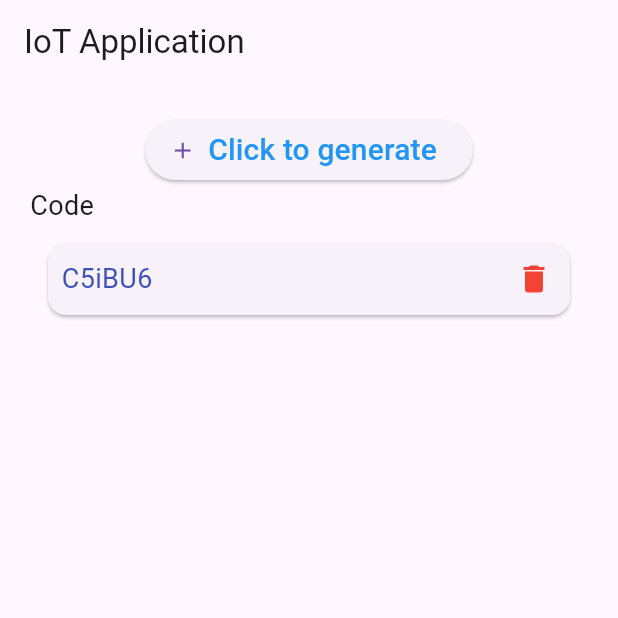
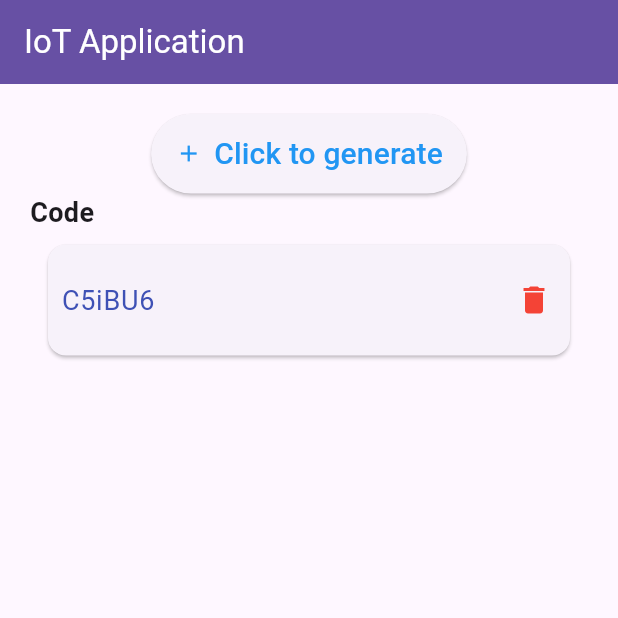
Before and after one commit to 2440057-Nguyen-Nhat-Anh/IoT-App, a Flutter app: the screen it shows after launch, after a tap on "Click to generate", on a phone screen of 412 x 824 dp, the top half of it. Run offline on Flutter 3.47's test engine with Material 3 defaults, Android fonts, the phone set to English and light mode, and no system bars.

Commit message:
Add sauce

```diff
--- a/lib/main.dart
+++ b/lib/main.dart
@@ -50,7 +50,10 @@ class MyAppState extends State<MyApp> {
       debugShowCheckedModeBanner: false,
       theme: ThemeData(primaryColor: Colors.blue),
       home: Scaffold(
-        appBar: AppBar(title: const Text("IoT Application")),
+        appBar: AppBar(title: const Text("IoT Application"),
+          backgroundColor: Theme.of(context).colorScheme.primary,
+          foregroundColor: Theme.of(context).colorScheme.onPrimary,
+        ),
         body: Padding(
           padding: const EdgeInsets.all(20),
           child: Column(
@@ -63,27 +66,38 @@ class MyAppState extends State<MyApp> {
                     'Click to generate',
                     style: TextStyle(fontSize: 20, color: Colors.blue),
                   ),
+                    style: ElevatedButton.styleFrom(
+                      foregroundColor: Colors.blue,
+                      padding: const EdgeInsets.symmetric(
+                        horizontal: 16,
+                        vertical: 12,
+                      ),
+                    ),
                 ),
               ),
               if (code.isNotEmpty)
                 const Align(
                   alignment: Alignment.centerLeft,
-                  child: Text('Code', style: TextStyle(fontSize: 18)),
+                  child: Text('Code',
+                      style: TextStyle(fontSize: 18, fontWeight: FontWeight.bold)),
                 ),
               Expanded(
                 child: ListView.builder(
                   itemCount: code.length,
                   itemBuilder: (context, index) {
                     return Card(
-                      margin: EdgeInsets.all(12),
+                      margin: EdgeInsets.symmetric(
+                        vertical: 8,
+                        horizontal: 12,
+                      ),
                       child: Row(
                         children: [
                           Expanded(
-                            child: Padding(
-                              padding: EdgeInsets.all(9),
-                              child: Text(
+                            child: ListTile(
+                              contentPadding: const EdgeInsets.all(9),
+                              title: Text(
                                 code[index],
-                                style: TextStyle(
+                                style: const TextStyle(
                                   fontSize: 18,
                                   color: Colors.indigo,
                                 ),
--- a/pubspec.yaml
+++ b/pubspec.yaml
@@ -28,6 +28,7 @@ environment:
 # the latest version available on pub.dev. To see which dependencies have newer
 # versions available, run `flutter pub outdated`.
 dependencies:
+  http: ^1.2.2
   flutter:
     sdk: flutter
 
```
Also changed, not shown: pubspec.lock.
